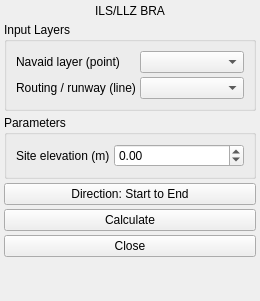
Qt form qbra_ils_llz/ui/ils/ils_llz_panel.ui (FLYGHT7/qBRA) before a commit.
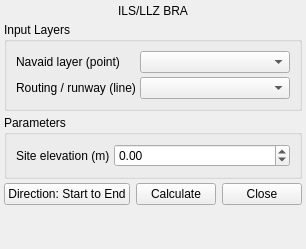
The same form after that commit.

Commit message: feat(ui): arrange action buttons in a single row (#6)

What changed in the file:
```diff
--- a/qbra_ils_llz/ui/ils/ils_llz_panel.ui
+++ b/qbra_ils_llz/ui/ils/ils_llz_panel.ui
@@ -120,7 +120,18 @@
     </widget>
    </item>
    <item>
+    <layout class="QHBoxLayout" name="layoutButtons">
+     <property name="spacing">
+      <number>6</number>
+     </property>
+     <item>
    <widget class="QPushButton" name="btnDirection">
+       <property name="sizePolicy">
+        <sizepolicy hsizetype="Expanding" vsizetype="Fixed">
+         <horstretch>0</horstretch>
+         <verstretch>0</verstretch>
+        </sizepolicy>
+       </property>
     <property name="text">
      <string>Direction: Start to End</string>
     </property>
@@ -128,6 +139,12 @@
    </item>
    <item>
     <widget class="QPushButton" name="btnCalculate">
+       <property name="sizePolicy">
+        <sizepolicy hsizetype="Expanding" vsizetype="Fixed">
+         <horstretch>0</horstretch>
+         <verstretch>0</verstretch>
+        </sizepolicy>
+       </property>
      <property name="text">
       <string>Calculate</string>
      </property>
@@ -135,10 +152,18 @@
    </item>
    <item>
     <widget class="QPushButton" name="btnClose">
+       <property name="sizePolicy">
+        <sizepolicy hsizetype="Expanding" vsizetype="Fixed">
+         <horstretch>0</horstretch>
+         <verstretch>0</verstretch>
+        </sizepolicy>
+       </property>
      <property name="text">
       <string>Close</string>
      </property>
     </widget>
+     </item>
+    </layout>
    </item>
      <item>
         <spacer name="verticalSpacer">
```
Lines whose indentation alone changed are shown as unchanged.
